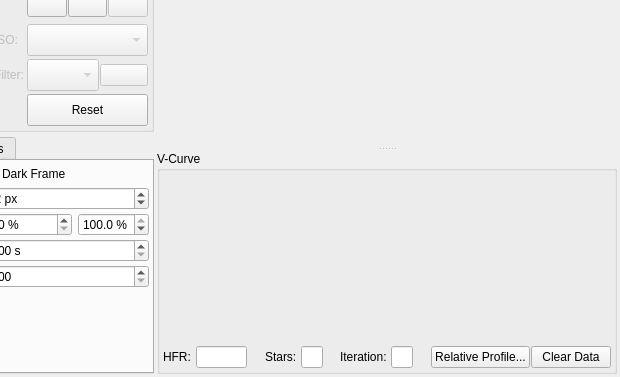
Old version of the form kstars/ekos/focus/focus.ui in the repository KDE/kstars; both pictures show x 205 to 825 and y 198 to 575 of the 825 by 575 pixel window.
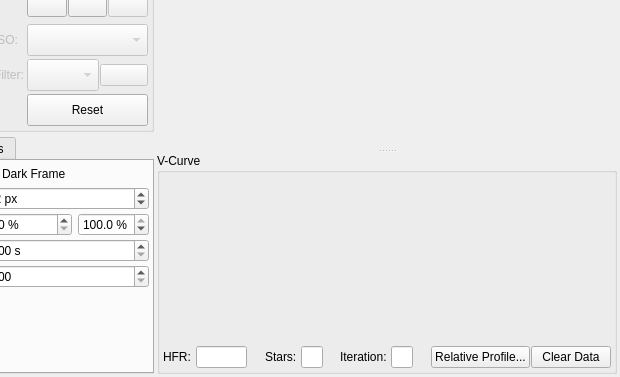
New version of the form. Icons and pictures are not drawn. Custom widgets are drawn as their Qt base class.

```diff
--- a/kstars/ekos/focus/focus.ui
+++ b/kstars/ekos/focus/focus.ui
@@ -1833,7 +1833,7 @@
       </property>
       <layout class="QVBoxLayout" name="verticalLayout_4">
        <property name="spacing">
-        <number>5</number>
+        <number>3</number>
        </property>
        <property name="leftMargin">
         <number>3</number>
```
